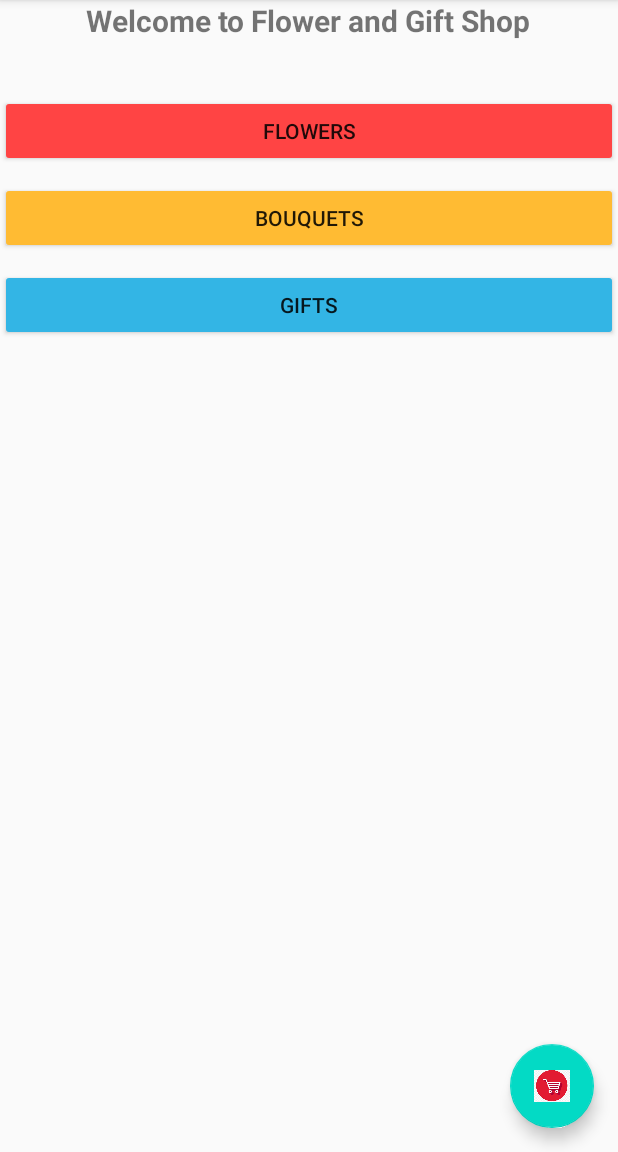
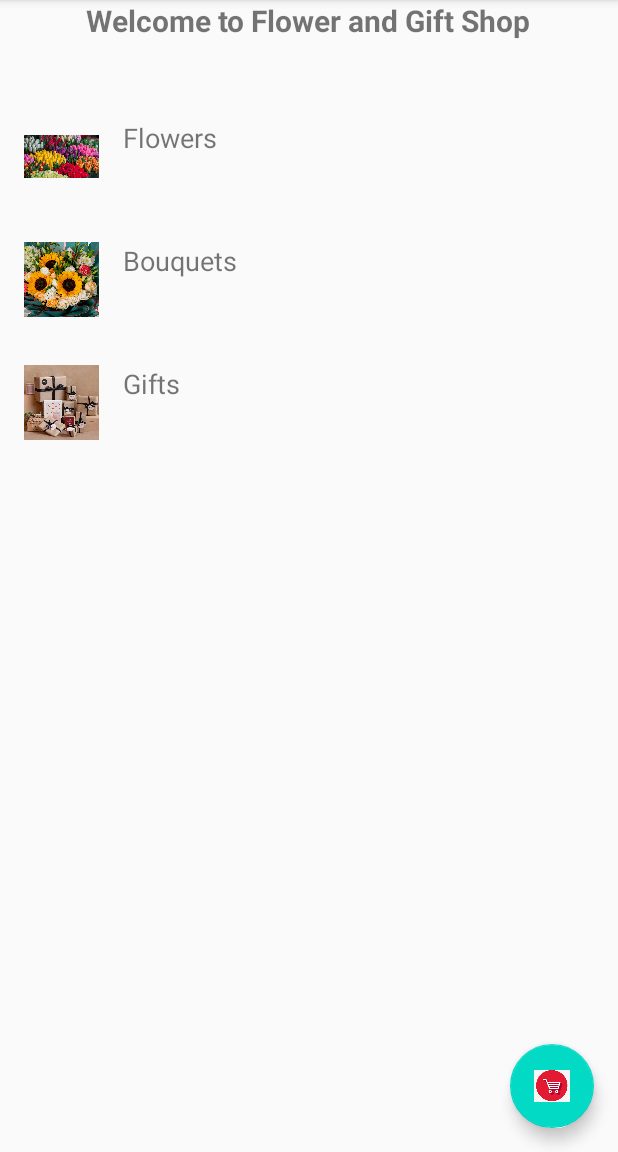
Before and after one commit to Coder-in-4-diwari/Gifter, an Android app: the screen it shows after launch (MainActivity), on a phone screen of 412 x 824 dp, the part 84-1236 px from its top. Run offline under Robolectric (Android 15) with nearby library versions, the phone set to English and light mode, and no system bars.

Commit message:
food delivery app changes
food delivery app changes

```diff
--- /dev/null
+++ b/app/src/main/java/com/example/gifter/Category.kt
@@ -0,0 +1,10 @@
+package com.example.gifter
+
+import android.app.Activity
+
+data class Category(
+    val name: String,
+    val imageResId: Int,
+    val activity: Class<out Activity>,
+    val categoryName: String
+)
--- /dev/null
+++ b/app/src/main/java/com/example/gifter/CategoryAdapter.kt
@@ -0,0 +1,36 @@
+package com.example.gifter
+
+import android.content.Intent
+import android.view.LayoutInflater
+import android.view.View
+import android.view.ViewGroup
+import android.widget.ImageView
+import android.widget.TextView
+import androidx.recyclerview.widget.RecyclerView
+
+class CategoryAdapter(
+    private val categories: List<Category>
+) : RecyclerView.Adapter<CategoryAdapter.CategoryViewHolder>() {
+
+    class CategoryViewHolder(itemView: View) : RecyclerView.ViewHolder(itemView) {
+        val tvCategory: TextView = itemView.findViewById(R.id.tvCategory)
+        val ivCategoryImage: ImageView = itemView.findViewById(R.id.ivCategoryImage)
+    }
+
+    override fun onCreateViewHolder(parent: ViewGroup, viewType: Int): CategoryViewHolder {
+        val view = LayoutInflater.from(parent.context).inflate(R.layout.item_category, parent, false)
+        return CategoryViewHolder(view)
+    }
+
+    override fun onBindViewHolder(holder: CategoryViewHolder, position: Int) {
+        val category = categories[position]
+        holder.tvCategory.text = category.name
+        holder.ivCategoryImage.setImageResource(category.imageResId)
+        holder.itemView.setOnClickListener {
+            val intent = Intent(holder.itemView.context, category.activity)
+            holder.itemView.context.startActivity(intent)
+        }
+    }
+
+    override fun getItemCount() = categories.size
+}
--- a/app/src/main/java/com/example/gifter/MainActivity.kt
+++ b/app/src/main/java/com/example/gifter/MainActivity.kt
@@ -1,42 +1,36 @@
 package com.example.gifter
-
 import android.content.Intent
 import android.os.Bundle
-import android.widget.Button
 import androidx.appcompat.app.AppCompatActivity
+import androidx.recyclerview.widget.LinearLayoutManager
+import androidx.recyclerview.widget.RecyclerView
 import com.google.android.material.floatingactionbutton.FloatingActionButton
 
 class MainActivity : AppCompatActivity() {
+
     override fun onCreate(savedInstanceState: Bundle?) {
         super.onCreate(savedInstanceState)
         setContentView(R.layout.activity_main)
 
-        val btnFlowers: Button = findViewById(R.id.btnFlowers)
-        val btnBouquets: Button = findViewById(R.id.btnBouquets)
-        val btnGifts: Button = findViewById(R.id.btnGifts)
+        val recyclerView: RecyclerView = findViewById(R.id.recyclerView)
         val fabCart: FloatingActionButton = findViewById(R.id.fabCart)
 
-        btnFlowers.setOnClickListener {
-            val intent = Intent(this, ProductListActivity::class.java)
-            intent.putExtra("category", "Flowers")
-            startActivity(intent)
-        }
-
-        btnBouquets.setOnClickListener {
-            val intent = Intent(this, ProductListActivity::class.java)
-            intent.putExtra("category", "Bouquets")
-            startActivity(intent)
-        }
-
-        btnGifts.setOnClickListener {
-            val intent = Intent(this, ProductListActivity::class.java)
-            intent.putExtra("category", "Gifts")
-            startActivity(intent)
-        }
+        recyclerView.layoutManager = LinearLayoutManager(this)
+        val adapter = CategoryAdapter(getCategories())
+        recyclerView.adapter = adapter
+        adapter.notifyDataSetChanged()
 
         fabCart.setOnClickListener {
-            val intent = Intent(this, CartActivity::class.java)
-            startActivity(intent)
+            startActivity(Intent(this, CartActivity::class.java))
         }
     }
+
+    private fun getCategories(): List<Category> {
+        return listOf(
+            Category("Flowers", R.drawable.flowers, ProductListActivity::class.java, "Flowers"),
+            Category("Bouquets", R.drawable.bouquet, ProductListActivity::class.java, "Bouquets"),
+            Category("Gifts", R.drawable.gifts, ProductListActivity::class.java, "Gifts")
+        )
+    }
+
 }
--- a/app/src/main/res/layout/activity_main.xml
+++ b/app/src/main/res/layout/activity_main.xml
@@ -1,4 +1,3 @@
-<?xml version="1.0" encoding="utf-8"?>
 <RelativeLayout
     xmlns:android="http://schemas.android.com/apk/res/android"
     xmlns:tools="http://schemas.android.com/tools"
@@ -17,35 +16,13 @@
         android:layout_centerHorizontal="true"
         android:paddingBottom="20dp"/>
 
-    <Button
-        android:id="@+id/btnFlowers"
+    <androidx.recyclerview.widget.RecyclerView
+        android:id="@+id/recyclerView"
         android:layout_width="match_parent"
-        android:layout_height="wrap_content"
-        android:text="Flowers"
-        android:padding="10dp"
-        android:backgroundTint="@android:color/holo_red_light"
+        android:layout_height="0dp"
         android:layout_below="@id/tvTitle"
-        android:layout_marginTop="16dp"/>
-
-    <Button
-        android:id="@+id/btnBouquets"
-        android:layout_width="match_parent"
-        android:layout_height="wrap_content"
-        android:text="Bouquets"
-        android:padding="10dp"
-        android:backgroundTint="@android:color/holo_orange_light"
-        android:layout_below="@id/btnFlowers"
-        android:layout_marginTop="10dp"/>
-
-    <Button
-        android:id="@+id/btnGifts"
-        android:layout_width="match_parent"
-        android:layout_height="wrap_content"
-        android:text="Gifts"
-        android:padding="10dp"
-        android:backgroundTint="@android:color/holo_blue_light"
-        android:layout_below="@id/btnBouquets"
-        android:layout_marginTop="10dp"/>
+        android:layout_above="@id/fabCart"
+        android:paddingTop="16dp"/>
 
     <com.google.android.material.floatingactionbutton.FloatingActionButton
         android:id="@+id/fabCart"
@@ -54,5 +31,5 @@
         android:layout_alignParentBottom="true"
         android:layout_alignParentEnd="true"
         android:layout_margin="16dp"
-        android:src="@drawable/ic_cart" /> <!-- Add a cart icon -->
+        android:src="@drawable/ic_cart" />
 </RelativeLayout>
--- /dev/null
+++ b/app/src/main/res/layout/item_category.xml
@@ -0,0 +1,20 @@
+<LinearLayout
+    xmlns:android="http://schemas.android.com/apk/res/android"
+    android:layout_width="match_parent"
+    android:layout_height="wrap_content"
+    android:orientation="horizontal"
+    android:padding="16dp">
+
+    <ImageView
+        android:id="@+id/ivCategoryImage"
+        android:layout_width="50dp"
+        android:layout_height="50dp"
+        android:src="@drawable/def"/>
+
+    <TextView
+        android:id="@+id/tvCategory"
+        android:layout_width="wrap_content"
+        android:layout_height="wrap_content"
+        android:textSize="18sp"
+        android:layout_marginStart="16dp"/>
+</LinearLayout>
--- a/app/src/main/res/values/strings.xml
+++ b/app/src/main/res/values/strings.xml
@@ -1,3 +1,4 @@
 <resources>
     <string name="app_name">Gifter</string>
+    <string name="app_logo">App Logo</string>
 </resources>
```
Also changed, not shown: app/src/main/java/com/example/gifter/CartAdapter.kt (+4 -3 lines), app/src/main/java/com/example/gifter/ProductAdapter.kt (+5 -49 lines), app/src/main/java/com/example/gifter/ProductListActivity.kt (+16 -45 lines), app/src/main/java/com/example/gifter/SpalshActivity.kt (added, +18 -0 lines), app/src/main/res/layout/activity_product_list.xml (+7 -4 lines), app/src/main/res/layout/activity_splash.xml (added, +23 -0 lines), app/src/main/res/drawable/bouquet.png (added), app/src/main/res/drawable/flowers.jpeg (added), app/src/main/res/drawable/gifts.jpg (added), app/src/main/res/drawable/ic_logo.png (added).
